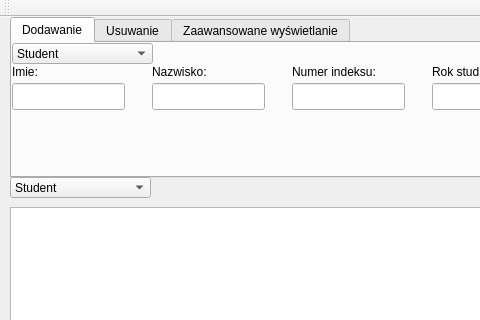
mateusur/Qt-sqllite, file sqlite-database-example/mainwindow.ui: the form before one commit; both pictures show x 0 to 480 and y 0 to 320 of the 953 by 641 pixel window.
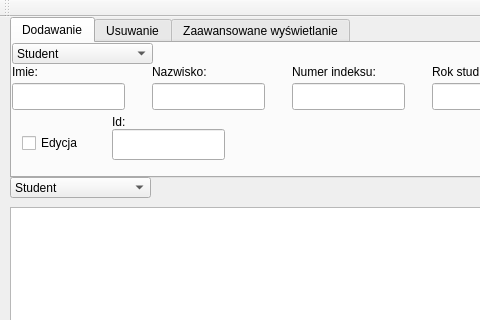
The form after the commit. The open tabs and pages were chosen to show the change.

Diff of the .ui file:
```diff
--- a/sqlite-database-example/mainwindow.ui
+++ b/sqlite-database-example/mainwindow.ui
@@ -208,6 +208,42 @@
        </property>
       </item>
      </widget>
+     <widget class="QCheckBox" name="checkBox">
+      <property name="geometry">
+       <rect>
+        <x>10</x>
+        <y>90</y>
+        <width>121</width>
+        <height>20</height>
+       </rect>
+      </property>
+      <property name="text">
+       <string>Edycja</string>
+      </property>
+     </widget>
+     <widget class="QLineEdit" name="lineEdit_9">
+      <property name="geometry">
+       <rect>
+        <x>100</x>
+        <y>86</y>
+        <width>113</width>
+        <height>31</height>
+       </rect>
+      </property>
+     </widget>
+     <widget class="QLabel" name="label_9">
+      <property name="geometry">
+       <rect>
+        <x>100</x>
+        <y>70</y>
+        <width>111</width>
+        <height>17</height>
+       </rect>
+      </property>
+      <property name="text">
+       <string>Id:</string>
+      </property>
+     </widget>
     </widget>
     <widget class="QWidget" name="tab_usuwanie">
      <attribute name="title">
```
Left out of the diff: 2 changed lines with no effect on the pictures.
